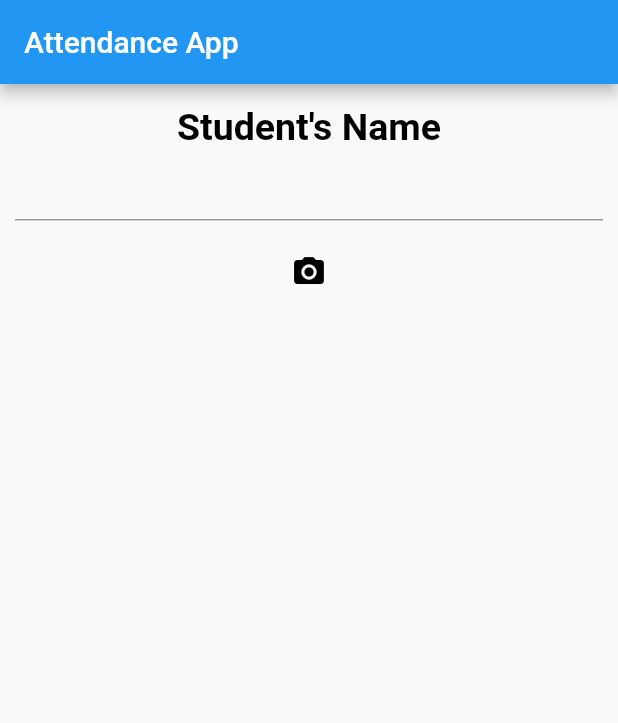
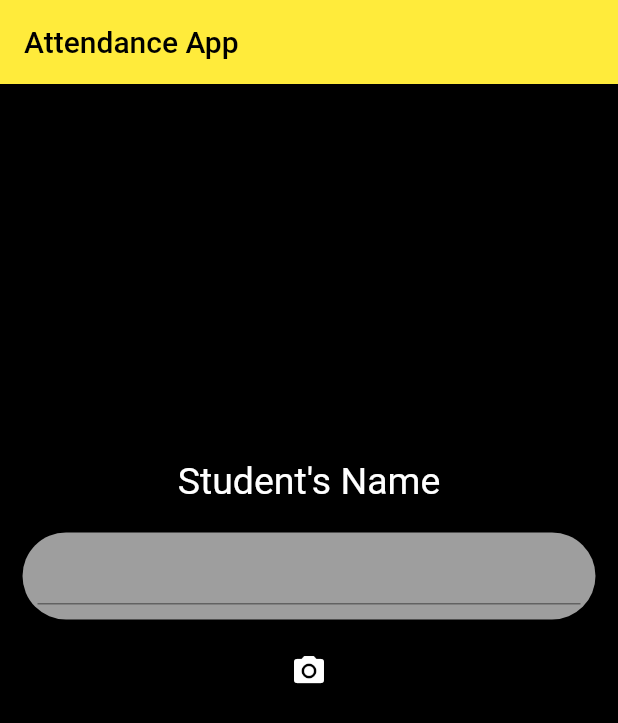
Before and after one commit to heni-29/attendance_app, a Flutter app: the screen it shows after launch, on a phone screen of 412 x 824 dp. Shown: the top 723 px of the screen. Run offline on Flutter 3.47's test engine with Material 2 defaults, Android fonts, the phone set to English and light mode, and no system bars; our stand-ins replace flutter_native_image, image_picker; missing offline and left inert: a package.

Commit message:
Some ui changes

```diff
--- a/lib/main.dart
+++ b/lib/main.dart
@@ -19,9 +19,11 @@ class MyApp extends StatelessWidget {
       title: 'Flutter Demo',
       debugShowCheckedModeBanner: false,
       theme: ThemeData(
-        primarySwatch: Colors.blue,
+        primarySwatch: Colors.yellow,
       ),
-      home: const MyHomePage(title: 'Attendance App'),
+      home: const MyHomePage(
+        title: "Attendance App",
+      ),
     );
   }
 }
@@ -80,6 +82,7 @@ class _MyHomePageState extends State<MyHomePage> {
   @override
   Widget build(BuildContext context) {
     return Scaffold(
+      backgroundColor: Colors.black,
       appBar: AppBar(
         title: Text(widget.title),
       ),
@@ -87,31 +90,35 @@ class _MyHomePageState extends State<MyHomePage> {
         child: Column(
           children: [
             const Padding(
-              padding: EdgeInsets.fromLTRB(8.0, 14, 8, 0),
+              padding: EdgeInsets.fromLTRB(8.0, 250, 8, 20),
               child: Text(
                 "Student's Name",
                 style: TextStyle(
                   fontSize: 25,
-                  fontWeight: FontWeight.bold,
-                  color: Colors.black,
+                  color: Colors.white,
                 ),
               ),
             ),
-            Padding(
+            Container(
               padding: const EdgeInsets.fromLTRB(10, 0, 10, 10),
+              margin: const EdgeInsets.fromLTRB(15, 0, 15, 10),
+              decoration: const BoxDecoration(
+                color: Colors.grey,
+                borderRadius: BorderRadius.all(Radius.circular(30)),
+              ),
               child: TextFormField(
                 controller: myController,
                 textAlign: TextAlign.start,
                 style: const TextStyle(
-                  fontSize: 20,
-                  color: Colors.black,
+                 backgroundColor: Colors.transparent,
+                  color: Colors.white,
                 ),
               ),
             ),
             IconButton(
               icon: const Icon(
                 Icons.camera_alt,
-                color: Colors.black,
+                color: Colors.white,
               ),
               splashColor: Colors.transparent,
               onPressed: () => openCamera(myController.text),
@@ -120,7 +127,43 @@ class _MyHomePageState extends State<MyHomePage> {
         ),
       ), // This trailing comma makes auto-formatting nicer for build methods.
     );
+
+    showAlertDialog(BuildContext context) {
+      // Set up the button
+      Widget okButton = FlatButton(
+        child: Text("Ok"),
+        textColor: Colors.white,
+        onPressed: () {
+          Navigator.of(context).pushNamed("/LoginPage");
+        },
+      );
+
+      // Set up the AlertDialog
+      AlertDialog alert = AlertDialog(
+        backgroundColor: Colors.black,
+        title: const Text(
+          "Incorrect Credentials",
+          style: TextStyle(color: Colors.white),
+        ),
+        content: const Text(
+          "Incorrect Password or Email",
+          style: TextStyle(color: Colors.white),
+        ),
+        actions: [
+          okButton,
+        ],
+      );
+
+      // Show the dialog
+      showDialog(
+        context: context,
+        builder: (BuildContext context) {
+          return alert;
+        },
+      );
+    }
   }
+
 
   ListView _buildListView() {
     return ListView.builder(
@@ -132,7 +175,7 @@ class _MyHomePageState extends State<MyHomePage> {
             child: Container(
               width: MediaQuery.of(context).size.width,
               padding: const EdgeInsets.fromLTRB(4, 3, 4, 3),
-              margin: const EdgeInsets.fromLTRB(10, 5, 10, 10),
+              margin: const EdgeInsets.fromLTRB(20, 5, 20, 10),
               decoration: const BoxDecoration(
                 shape: BoxShape.rectangle,
                 borderRadius: BorderRadius.all(Radius.circular(10)),
@@ -143,7 +186,7 @@ class _MyHomePageState extends State<MyHomePage> {
                 trailing: IconButton(
                   icon: const Icon(
                     Icons.camera_alt,
-                    color: Colors.black,
+                    color: Colors.white,
                   ),
                   splashColor: Colors.transparent,
                   onPressed: () => openCamera(myController.text),
@@ -151,7 +194,7 @@ class _MyHomePageState extends State<MyHomePage> {
                 title: const Text(
                   "Student 1",
                   style: TextStyle(
-                    color: Colors.black,
+                    color: Colors.white,
                     fontSize: 17,
                   ),
                 ),
@@ -160,4 +203,5 @@ class _MyHomePageState extends State<MyHomePage> {
           );
         });
   }
+
 }
```
Also changed, not shown: pubspec.lock.
